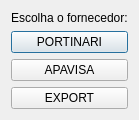
Before: the Qt Designer form importabd.ui in lellisls/ERP-STACCATO, drawn with Qt 5.
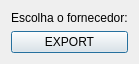
After: the same form once the commit is applied.

The edit to the form file:
```diff
--- a/importabd.ui
+++ b/importabd.ui
@@ -7,7 +7,7 @@
     <x>0</x>
     <y>0</y>
     <width>123</width>
-    <height>118</height>
+    <height>60</height>
    </rect>
   </property>
   <property name="windowTitle">
@@ -17,20 +17,6 @@
    <locale language="Portuguese" country="Brazil"/>
   </property>
   <layout class="QGridLayout" name="gridLayout">
-   <item row="1" column="0">
-    <widget class="QPushButton" name="pushButtonPortinari">
-     <property name="text">
-      <string>PORTINARI</string>
-     </property>
-    </widget>
-   </item>
-   <item row="2" column="0">
-    <widget class="QPushButton" name="pushButtonApavisa">
-     <property name="text">
-      <string>APAVISA</string>
-     </property>
-    </widget>
-   </item>
    <item row="0" column="0">
     <widget class="QLabel" name="label">
      <property name="text">
@@ -38,7 +24,7 @@
      </property>
     </widget>
    </item>
-   <item row="3" column="0">
+   <item row="1" column="0">
     <widget class="QPushButton" name="pushButtonExport">
      <property name="text">
       <string>EXPORT</string>
```
